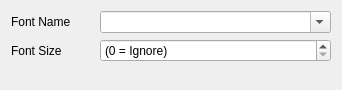
This is multiscript/outputs/word/version_config_word_panel.ui in multiscript/multiscript as Qt 5 draws it before an edit. The edited form follows.
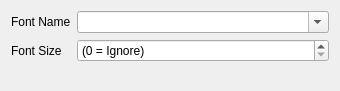
This is the edited form.

Commit message: Add font name and field to version form, and improve layout constraints

What changed in the file:
```diff
--- a/multiscript/outputs/word/version_config_word_panel.ui
+++ b/multiscript/outputs/word/version_config_word_panel.ui
@@ -6,26 +6,26 @@
    <rect>
     <x>0</x>
     <y>0</y>
-    <width>342</width>
-    <height>90</height>
+    <width>340</width>
+    <height>91</height>
    </rect>
   </property>
   <property name="sizePolicy">
-   <sizepolicy hsizetype="Preferred" vsizetype="Minimum">
+   <sizepolicy hsizetype="MinimumExpanding" vsizetype="MinimumExpanding">
     <horstretch>0</horstretch>
     <verstretch>0</verstretch>
    </sizepolicy>
   </property>
   <property name="minimumSize">
    <size>
-    <width>0</width>
-    <height>90</height>
+    <width>340</width>
+    <height>91</height>
    </size>
   </property>
   <property name="windowTitle">
    <string>Form</string>
   </property>
-  <layout class="QGridLayout" name="gridLayout">
+  <layout class="QGridLayout" name="gridLayout" columnstretch="0,1">
    <item row="0" column="0">
     <widget class="QLabel" name="fontNameLabel">
      <property name="text">
@@ -71,10 +71,13 @@
      <property name="orientation">
       <enum>Qt::Vertical</enum>
      </property>
+     <property name="sizeType">
+      <enum>QSizePolicy::Expanding</enum>
+     </property>
      <property name="sizeHint" stdset="0">
       <size>
-       <width>20</width>
-       <height>40</height>
+       <width>0</width>
+       <height>0</height>
       </size>
      </property>
     </spacer>
```
The commit also changes 8 other files.
